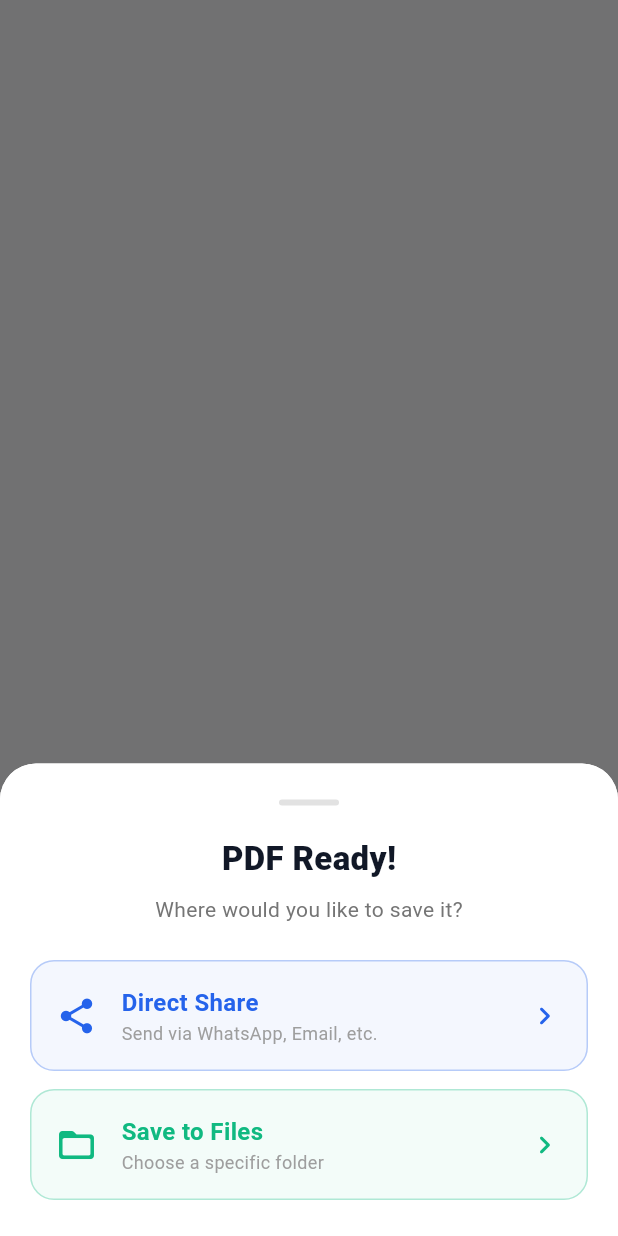
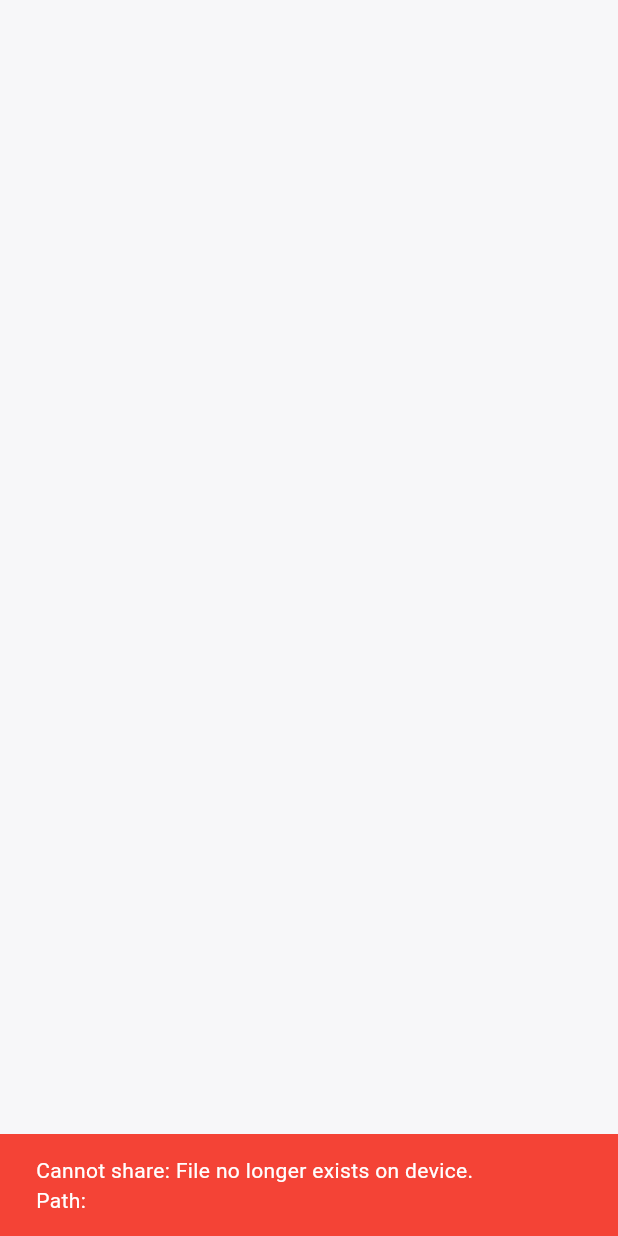
Before and after one commit to VALIXIS/AI_PDF, a Flutter app: what showSaveShareDialog() shows on an empty page, opened directly with empty values, on a phone screen of 412 x 824 dp. Run offline on Flutter 3.47's test engine with Material 3 defaults, Android fonts, the phone set to English and light mode, and no system bars; our stand-ins replace file_picker, flutter_dotenv, hive, hive_flutter, image_picker, pdf and 1 more; missing offline and left inert: cunning_document_scanner, pdfx; accounts and stored records are empty.

Commit message:
feat: implement platform-safe path parsing and missing-file handling

```diff
--- a/lib/services/file_service.dart
+++ b/lib/services/file_service.dart
@@ -1,4 +1,5 @@
 import 'package:file_picker/file_picker.dart';
+import 'package:path/path.dart' as path;
 import 'dart:io';
 
 class FileService {
@@ -54,21 +55,26 @@ class FileService {
     }
   }
 
-  /// Reads text from a file
+  /// Reads text from a file safely
   Future<String> readTextFile(String filePath) async {
     try {
       final file = File(filePath);
+      if (!await file.exists()) {
+        throw FileSystemException('File does not exist', filePath);
+      }
       return await file.readAsString();
     } catch (e) {
       throw Exception('Failed to read text file: $e');
     }
   }
 
-  /// Reads a PDF file (extracts metadata)
+  /// Reads a PDF file (extracts metadata) safely
   Future<String> readPdfInfo(String pdfPath) async {
     try {
-      // Simple file info extraction
       final file = File(pdfPath);
+      if (!await file.exists()) {
+        return 'PDF Info: ${getFileName(pdfPath)}\nStatus: File missing or deleted';
+      }
       final stat = await file.stat();
       return 'PDF Info: ${file.path}\nSize: ${_formatBytes(stat.size)}\nModified: ${stat.modified}';
     } catch (e) {
@@ -78,6 +84,7 @@ class FileService {
 
   /// Checks if file exists
   Future<bool> fileExists(String filePath) async {
+    if (filePath.isEmpty) return false;
     try {
       return await File(filePath).exists();
     } catch (e) {
@@ -85,9 +92,41 @@ class FileService {
     }
   }
 
-  /// Gets file name from path
+  /// Checks if file exists and is accessible
+  Future<bool> isFileAccessible(String filePath) async {
+    if (filePath.isEmpty) return false;
+    try {
+      final file = File(filePath);
+      if (!await file.exists()) return false;
+      // Attempt to read stat to confirm access permissions
+      await file.stat();
+      return true;
+    } catch (e) {
+      return false;
+    }
+  }
+
+  /// Gets file name from path safely across Windows and Unix platforms
   String getFileName(String filePath) {
-    return filePath.split('/').last;
+    if (filePath.isEmpty) return '';
+    return path.basename(filePath);
+  }
+
+  /// Gets directory name from path safely across platforms
+  String getDirectoryName(String filePath) {
+    if (filePath.isEmpty) return '';
+    return path.dirname(filePath);
+  }
+
+  /// Gets file extension from path
+  String getExtension(String filePath) {
+    if (filePath.isEmpty) return '';
+    return path.extension(filePath);
+  }
+
+  /// Platform-safe path joining
+  String joinPaths(String part1, String part2, [String? part3, String? part4]) {
+    return path.join(part1, part2, part3, part4);
   }
 
   /// Formats bytes to readable format
@@ -97,8 +136,9 @@ class FileService {
     return '${(bytes / (1024 * 1024)).toStringAsFixed(2)} MB';
   }
 
-  /// Deletes a file
+  /// Deletes a file safely
   Future<bool> deleteFile(String filePath) async {
+    if (filePath.isEmpty) return false;
     try {
       final file = File(filePath);
       if (await file.exists()) {
--- a/lib/services/share_service.dart
+++ b/lib/services/share_service.dart
@@ -5,6 +5,19 @@ import 'dart:io';
 
 class ShareService {
   static Future<void> showSaveShareDialog(BuildContext context, String path) async {
+    final file = File(path);
+    if (!await file.exists()) {
+      if (context.mounted) {
+        ScaffoldMessenger.of(context).showSnackBar(
+          SnackBar(
+            content: Text('Cannot share: File no longer exists on device.\nPath: $path'),
+            backgroundColor: Colors.red,
+          ),
+        );
+      }
+      return;
+    }
+
     showModalBottomSheet(
       context: context,
       shape: const RoundedRectangleBorder(borderRadius: BorderRadius.vertical(top: Radius.circular(24))),
@@ -28,9 +41,15 @@ class ShareService {
 
                   // Share Button
                   InkWell(
-                    onTap: () {
+                    onTap: () async {
                       Navigator.pop(ctx);
-                      Share.shareXFiles([XFile(path)], text: 'Here is my PDF file.');
+                      if (await File(path).exists()) {
+                        Share.shareXFiles([XFile(path)], text: 'Here is my PDF file.');
+                      } else if (context.mounted) {
+                        ScaffoldMessenger.of(context).showSnackBar(
+                          const SnackBar(content: Text('File no longer exists.'), backgroundColor: Colors.red),
+                        );
+                      }
                     },
                     borderRadius: BorderRadius.circular(16),
                     child: Container(
@@ -57,7 +76,13 @@ class ShareService {
                   InkWell(
                     onTap: () async {
                       Navigator.pop(ctx);
-                      Share.shareXFiles([XFile(path)], text: 'Save this PDF');
+                      if (await File(path).exists()) {
+                        Share.shareXFiles([XFile(path)], text: 'Save this PDF');
+                      } else if (context.mounted) {
+                        ScaffoldMessenger.of(context).showSnackBar(
+                          const SnackBar(content: Text('File no longer exists.'), backgroundColor: Colors.red),
+                        );
+                      }
                     },
                     borderRadius: BorderRadius.circular(16),
                     child: Container(
--- a/lib/views/tools/pdf_editor_screen.dart
+++ b/lib/views/tools/pdf_editor_screen.dart
@@ -11,6 +11,7 @@ import 'package:path_provider/path_provider.dart';
 import 'package:pdf_ai_toolkit/main.dart' show kPrimary, kPrimaryDark;
 import 'package:pdf_ai_toolkit/models/history_entry.dart';
 import 'package:pdf_ai_toolkit/services/storage_service.dart';
+import 'package:pdf_ai_toolkit/services/file_service.dart';
 import 'package:pdf_ai_toolkit/controllers/ai_controller.dart';
 
 // ── Annotation types ──────────────────────────────────────────────────────
@@ -154,15 +155,15 @@ class _PdfEditorScreenState extends State<PdfEditorScreen> {
       }
 
       final dir  = await getApplicationDocumentsDirectory();
-      final path = '${dir.path}/edited_${DateTime.now().millisecondsSinceEpoch}.pdf';
-      await File(path).writeAsBytes(await newPdf.save());
+      final savePath = FileService().joinPaths(dir.path, 'edited_${DateTime.now().millisecondsSinceEpoch}.pdf');
+      await File(savePath).writeAsBytes(await newPdf.save());
       await StorageService().addHistoryEntry(HistoryEntry(
         id: AiController().generateId(),
-        title: 'Edited: ${_pdfFile!.path.split('/').last}',
-        date: DateTime.now(), filePath: path, toolType: 'pdf_editor',
+        title: 'Edited: ${FileService().getFileName(_pdfFile!.path)}',
+        date: DateTime.now(), filePath: savePath, toolType: 'pdf_editor',
       ));
       setState(() => _saving = false);
-      if (mounted) { ShareService.showSaveShareDialog(context, path); }
+      if (mounted) { ShareService.showSaveShareDialog(context, savePath); }
       _snack('PDF saved to history!');
     } catch (e) {
       setState(() => _saving = false);
@@ -188,7 +189,7 @@ class _PdfEditorScreenState extends State<PdfEditorScreen> {
       backgroundColor: isDark ? const Color(0xFF0B0B13) : const Color(0xFFF0F0F5),
       appBar: AppBar(
         title: Text(_pdfFile == null ? 'PDF Editor'
-            : _pdfFile!.path.split('\\').last.split('/').last, overflow: TextOverflow.ellipsis),
+            : FileService().getFileName(_pdfFile!.path), overflow: TextOverflow.ellipsis),
         actions: [
           if (_document != null) ...[
             IconButton(
--- a/lib/views/tools/protect_pdf_screen.dart
+++ b/lib/views/tools/protect_pdf_screen.dart
@@ -8,6 +8,7 @@ import 'package:path_provider/path_provider.dart';
 import 'package:pdf_ai_toolkit/main.dart' show kPrimary, kPrimaryDark;
 import 'package:pdf_ai_toolkit/models/history_entry.dart';
 import 'package:pdf_ai_toolkit/services/storage_service.dart';
+import 'package:pdf_ai_toolkit/services/file_service.dart';
 import 'package:pdf_ai_toolkit/controllers/ai_controller.dart';
 
 class ProtectPdfScreen extends StatefulWidget {
@@ -54,13 +55,13 @@ class _ProtectPdfScreenState extends State<ProtectPdfScreen> {
           pw.SizedBox(height: 16),
           pw.Text('Password Protected', style: pw.TextStyle(fontSize: 24, fontWeight: pw.FontWeight.bold)),
           pw.SizedBox(height: 8),
-          pw.Text('Source: ${_pdfFile!.path.split('/').last}', style: const pw.TextStyle(fontSize: 12, color: PdfColors.grey)),
+          pw.Text('Source: ${FileService().getFileName(_pdfFile!.path)}', style: const pw.TextStyle(fontSize: 12, color: PdfColors.grey)),
           pw.SizedBox(height: 4),
           pw.Text('Password set successfully', style: const pw.TextStyle(fontSize: 12, color: PdfColors.grey)),
         ])),
       ));
       final dir  = await getApplicationDocumentsDirectory();
-      final path = '${dir.path}/protected_${DateTime.now().millisecondsSinceEpoch}.pdf';
+      final path = FileService().joinPaths(dir.path, 'protected_${DateTime.now().millisecondsSinceEpoch}.pdf');
       await File(path).writeAsBytes(await pdf.save());
       await StorageService().addHistoryEntry(HistoryEntry(
         id: AiController().generateId(), title: 'Protected PDF',
@@ -102,7 +103,7 @@ class _ProtectPdfScreenState extends State<ProtectPdfScreen> {
               child: Row(children: [
                 Icon(Icons.picture_as_pdf_rounded, color: _pdfFile != null ? primary : sub, size: 32),
                 const SizedBox(width: 14),
-                Expanded(child: Text(_pdfFile != null ? _pdfFile!.path.split('/').last.split('\\').last : 'Choose PDF file',
+                Expanded(child: Text(_pdfFile != null ? FileService().getFileName(_pdfFile!.path) : 'Choose PDF file',
                     style: TextStyle(fontWeight: FontWeight.w700, color: _pdfFile != null ? primary : sub))),
                 Icon(Icons.chevron_right_rounded, color: sub),
               ]),
--- a/lib/views/tools/rotate_pdf_screen.dart
+++ b/lib/views/tools/rotate_pdf_screen.dart
@@ -8,6 +8,7 @@ import 'package:path_provider/path_provider.dart';
 import 'package:pdf_ai_toolkit/main.dart' show kPrimary, kPrimaryDark;
 import 'package:pdf_ai_toolkit/models/history_entry.dart';
 import 'package:pdf_ai_toolkit/services/storage_service.dart';
+import 'package:pdf_ai_toolkit/services/file_service.dart';
 import 'package:pdf_ai_toolkit/controllers/ai_controller.dart';
 
 class RotatePdfScreen extends StatefulWidget {
@@ -37,14 +38,14 @@ class _RotatePdfScreenState extends State<RotatePdfScreen> {
         build: (_) => pw.Center(child: pw.Column(mainAxisAlignment: pw.MainAxisAlignment.center, children: [
           pw.Text('Rotated $_rotation°', style: pw.TextStyle(fontSize: 24, fontWeight: pw.FontWeight.bold)),
           pw.SizedBox(height: 8),
-          pw.Text(_pdfFile!.path.split('/').last, style: const pw.TextStyle(fontSize: 12, color: PdfColors.grey)),
+          pw.Text(FileService().getFileName(_pdfFile!.path), style: const pw.TextStyle(fontSize: 12, color: PdfColors.grey)),
         ])),
       ));
       final dir  = await getApplicationDocumentsDirectory();
-      final path = '${dir.path}/rotated_${DateTime.now().millisecondsSinceEpoch}.pdf';
+      final path = FileService().joinPaths(dir.path, 'rotated_${DateTime.now().millisecondsSinceEpoch}.pdf');
       await File(path).writeAsBytes(await pdf.save());
       await StorageService().addHistoryEntry(HistoryEntry(
-        id: AiController().generateId(), title: 'Rotated ${_rotation}°',
+        id: AiController().generateId(), title: 'Rotated $_rotation°',
         date: DateTime.now(), filePath: path, toolType: 'rotate_pdf',
       ));
       setState(() { _saving = false; _pdfFile = null; });
@@ -83,7 +84,7 @@ class _RotatePdfScreenState extends State<RotatePdfScreen> {
               child: Row(children: [
                 Icon(Icons.picture_as_pdf_rounded, color: _pdfFile != null ? primary : sub, size: 32),
                 const SizedBox(width: 14),
-                Expanded(child: Text(_pdfFile != null ? _pdfFile!.path.split('/').last.split('\\').last : 'Choose PDF file',
+                Expanded(child: Text(_pdfFile != null ? FileService().getFileName(_pdfFile!.path) : 'Choose PDF file',
                     style: TextStyle(fontWeight: FontWeight.w700, color: _pdfFile != null ? primary : sub))),
                 Icon(Icons.chevron_right_rounded, color: sub),
               ]),
--- a/lib/views/tools/watermark_screen.dart
+++ b/lib/views/tools/watermark_screen.dart
@@ -8,6 +8,7 @@ import 'package:path_provider/path_provider.dart';
 import 'package:pdf_ai_toolkit/main.dart' show kPrimary, kPrimaryDark;
 import 'package:pdf_ai_toolkit/models/history_entry.dart';
 import 'package:pdf_ai_toolkit/services/storage_service.dart';
+import 'package:pdf_ai_toolkit/services/file_service.dart';
 import 'package:pdf_ai_toolkit/controllers/ai_controller.dart';
 
 class WatermarkScreen extends StatefulWidget {
@@ -46,7 +47,7 @@ class _WatermarkScreenState extends State<WatermarkScreen> {
           pw.Center(child: pw.Column(mainAxisAlignment: pw.MainAxisAlignment.center, children: [
             pw.Text('Watermark Applied', style: pw.TextStyle(fontSize: 22, fontWeight: pw.FontWeight.bold)),
             pw.SizedBox(height: 12),
-            pw.Text('Source: ${_pdfFile!.path.split('/').last}', style: const pw.TextStyle(fontSize: 12, color: PdfColors.grey)),
+            pw.Text('Source: ${FileService().getFileName(_pdfFile!.path)}', style: const pw.TextStyle(fontSize: 12, color: PdfColors.grey)),
             pw.SizedBox(height: 8),
             pw.Text('Watermark text: "${_textCtrl.text}"', style: const pw.TextStyle(fontSize: 12)),
           ])),
@@ -214,7 +215,7 @@ class _FilePicker extends StatelessWidget {
         Icon(Icons.picture_as_pdf_rounded, color: file != null ? primary : sub, size: 32),
         const SizedBox(width: 14),
         Expanded(child: Column(crossAxisAlignment: CrossAxisAlignment.start, children: [
-          Text(file != null ? file!.path.split('/').last.split('\\').last : 'Choose PDF file',
+          Text(file != null ? FileService().getFileName(file!.path) : 'Choose PDF file',
               style: TextStyle(fontWeight: FontWeight.w700, color: file != null ? primary : sub)),
           if (file == null) Text('Tap to browse', style: TextStyle(color: sub, fontSize: 12)),
         ])),
```
Also changed, not shown: lib/services/storage_service.dart (+45 -0 lines), lib/views/history/history_screen.dart (+17 -1 lines), 2 other files.
